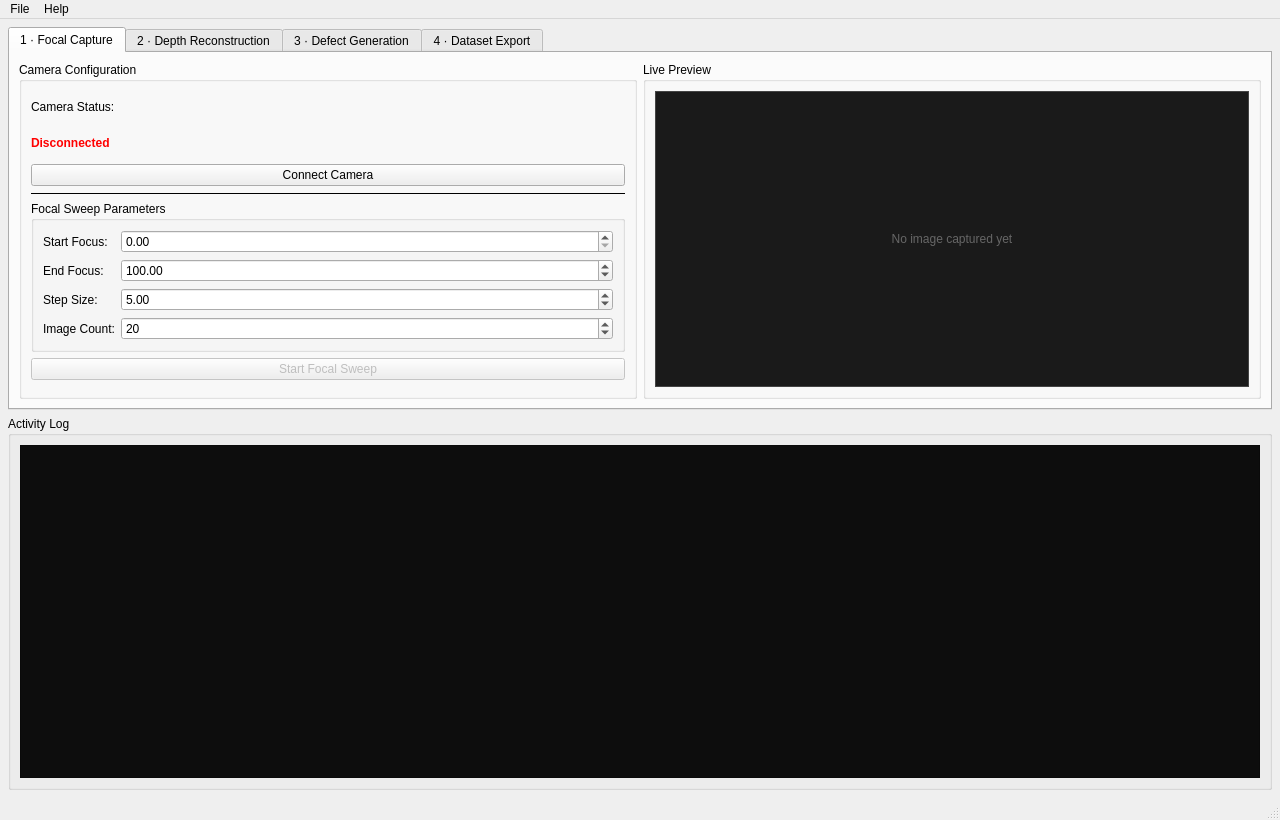
The window that src/ui/MainWindow.ui (lyujiebrandon/SyntheticDefectGenerator) describes before a commit, drawn with Qt 5.
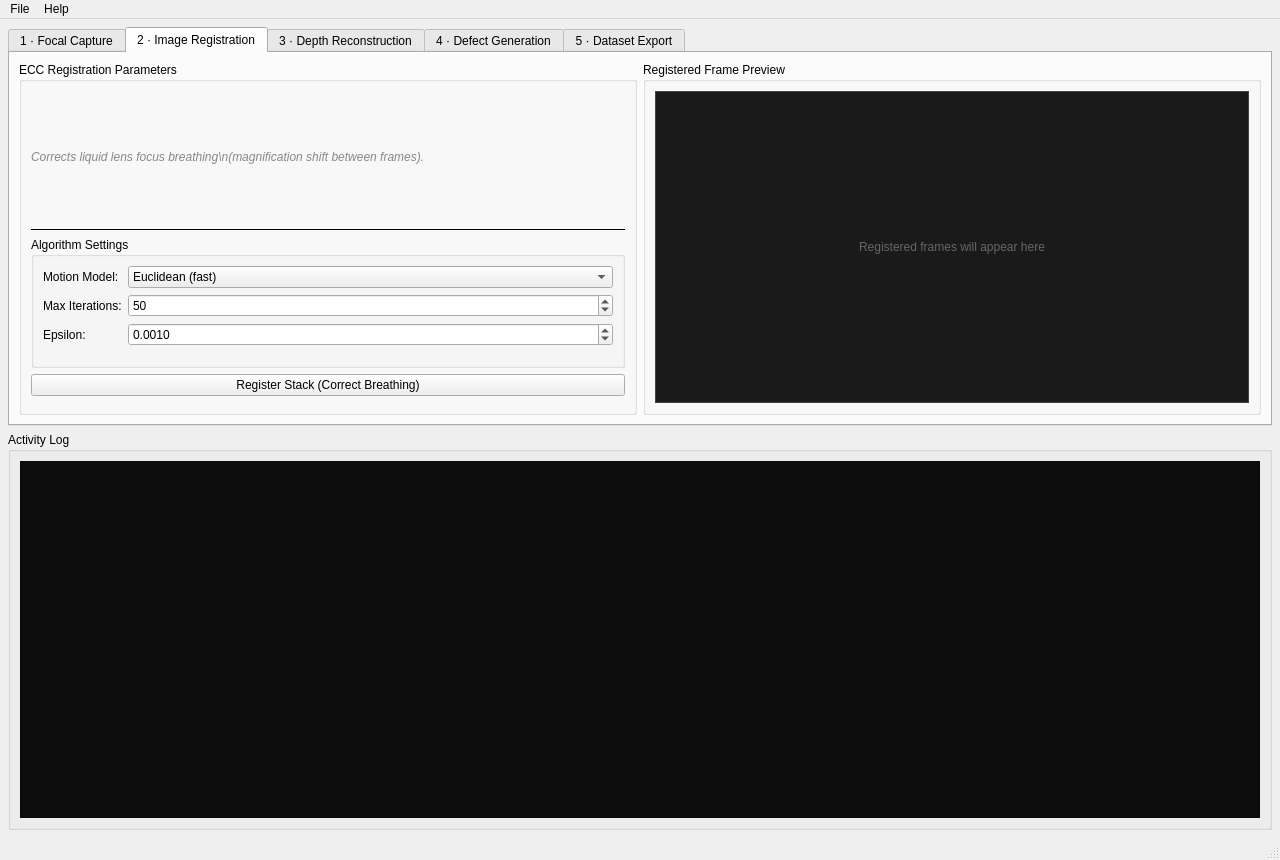
The same window after the commit. The open tabs and pages were chosen to show the change.

Commit message: base setup with mock camera and lens

The edit to the form file:
```diff
--- a/src/ui/MainWindow.ui
+++ b/src/ui/MainWindow.ui
@@ -2,12 +2,8 @@
 <ui version="4.0">
  <class>MainWindow</class>
  <widget class="QMainWindow" name="MainWindow">
-  <property name="geometry">
-   <rect><x>0</x><y>0</y><width>1280</width><height>820</height></rect>
-  </property>
-  <property name="windowTitle">
-   <string>Synthetic Defect Generator — JM Vistec System</string>
-  </property>
+  <property name="geometry"><rect><x>0</x><y>0</y><width>1280</width><height>860</height></rect></property>
+  <property name="windowTitle"><string>Synthetic Defect Generator — JM Vistec System</string></property>
   <widget class="QWidget" name="centralWidget">
    <layout class="QVBoxLayout" name="mainLayout" stretch="0">
     <property name="margin"><number>8</number></property>
@@ -22,8 +18,8 @@
         <!-- LEFT: config panel -->
         <item>
          <widget class="QGroupBox" name="grpCamera">
-          <property name="title"><string>Camera Configuration</string></property>
-          <property name="maximumWidth"><number>360</number></property>
+          <property name="title"><string>Camera &amp; Lens Configuration</string></property>
+          <property name="maximumWidth"><number>380</number></property>
           <layout class="QVBoxLayout">
            <item>
             <widget class="QLabel"><property name="text"><string>Camera Status:</string></property></widget>
@@ -36,40 +32,34 @@
            </item>
            <item>
             <widget class="QPushButton" name="btnConnectCamera">
-             <property name="text"><string>Connect Camera</string></property>
+             <property name="text"><string>Connect Camera &amp; Lens</string></property>
             </widget>
            </item>
            <item><widget class="QFrame"><property name="frameShape"><enum>QFrame::HLine</enum></property></widget></item>
            <item>
-            <widget class="QGroupBox" name="grpSweep">
-             <property name="title"><string>Focal Sweep Parameters</string></property>
+            <widget class="QGroupBox">
+             <property name="title"><string>Liquid Lens Focal Sweep</string></property>
              <layout class="QFormLayout">
-              <item row="0" column="0"><widget class="QLabel"><property name="text"><string>Start Focus:</string></property></widget></item>
+              <item row="0" column="0"><widget class="QLabel"><property name="text"><string>Start (Dioptre):</string></property></widget></item>
               <item row="0" column="1">
-               <widget class="QDoubleSpinBox" name="spinFocusStart">
-                <property name="minimum"><double>0.0</double></property>
-                <property name="maximum"><double>1000.0</double></property>
-                <property name="value"><double>0.0</double></property>
+               <widget class="QDoubleSpinBox" name="spinDioptreStart">
+                <property name="minimum"><double>-5.0</double></property>
+                <property name="maximum"><double>5.0</double></property>
+                <property name="singleStep"><double>0.1</double></property>
+                <property name="value"><double>-2.0</double></property>
                </widget>
               </item>
-              <item row="1" column="0"><widget class="QLabel"><property name="text"><string>End Focus:</string></property></widget></item>
+              <item row="1" column="0"><widget class="QLabel"><property name="text"><string>End (Dioptre):</string></property></widget></item>
               <item row="1" column="1">
-               <widget class="QDoubleSpinBox" name="spinFocusEnd">
-                <property name="minimum"><double>0.0</double></property>
-                <property name="maximum"><double>1000.0</double></property>
-                <property name="value"><double>100.0</double></property>
+               <widget class="QDoubleSpinBox" name="spinDioptreEnd">
+                <property name="minimum"><double>-5.0</double></property>
+                <property name="maximum"><double>5.0</double></property>
+                <property name="singleStep"><double>0.1</double></property>
+                <property name="value"><double>2.0</double></property>
                </widget>
               </item>
-              <item row="2" column="0"><widget class="QLabel"><property name="text"><string>Step Size:</string></property></widget></item>
+              <item row="2" column="0"><widget class="QLabel"><property name="text"><string>Image Count:</string></property></widget></item>
               <item row="2" column="1">
-               <widget class="QDoubleSpinBox" name="spinFocusStep">
-                <property name="minimum"><double>0.1</double></property>
-                <property name="maximum"><double>50.0</double></property>
-                <property name="value"><double>5.0</double></property>
-               </widget>
-              </item>
-              <item row="3" column="0"><widget class="QLabel"><property name="text"><string>Image Count:</string></property></widget></item>
-              <item row="3" column="1">
                <widget class="QSpinBox" name="spinImageCount">
                 <property name="minimum"><number>3</number></property>
                 <property name="maximum"><number>200</number></property>
@@ -92,7 +82,7 @@
         <!-- RIGHT: image preview -->
         <item>
          <widget class="QGroupBox" name="grpCapturePreview">
-          <property name="title"><string>Live Preview</string></property>
+          <property name="title"><string>Live Preview (middle frame)</string></property>
           <layout class="QVBoxLayout">
            <item>
             <widget class="QLabel" name="lblCapturePreview">
@@ -107,9 +97,84 @@
        </layout>
       </widget>
 
-      <!-- ═══════════════════════════════════════════════════════ TAB 2 -->
+      <!-- ══════════════════════════════════════ TAB 2: Image Registration -->
+      <widget class="QWidget" name="tabRegistration">
+       <attribute name="title"><string>2 · Image Registration</string></attribute>
+       <layout class="QHBoxLayout">
+        <item>
+         <widget class="QGroupBox" name="grpRegConfig">
+          <property name="title"><string>ECC Registration Parameters</string></property>
+          <property name="maximumWidth"><number>380</number></property>
+          <layout class="QVBoxLayout">
+           <item>
+            <widget class="QLabel">
+             <property name="text"><string>Corrects liquid lens focus breathing\n(magnification shift between frames).</string></property>
+             <property name="wordWrap"><bool>true</bool></property>
+             <property name="styleSheet"><string>color: #888; font-style: italic;</string></property>
+            </widget>
+           </item>
+           <item><widget class="QFrame"><property name="frameShape"><enum>QFrame::HLine</enum></property></widget></item>
+           <item>
+            <widget class="QGroupBox">
+             <property name="title"><string>Algorithm Settings</string></property>
+             <layout class="QFormLayout">
+              <item row="0" column="0"><widget class="QLabel"><property name="text"><string>Motion Model:</string></property></widget></item>
+              <item row="0" column="1">
+               <widget class="QComboBox" name="comboMotionModel">
+                <item><property name="text"><string>Euclidean (fast)</string></property></item>
+                <item><property name="text"><string>Affine (handles scale)</string></property></item>
+               </widget>
+              </item>
+              <item row="1" column="0"><widget class="QLabel"><property name="text"><string>Max Iterations:</string></property></widget></item>
+              <item row="1" column="1">
+               <widget class="QSpinBox" name="spinEccIterations">
+                <property name="minimum"><number>10</number></property>
+                <property name="maximum"><number>200</number></property>
+                <property name="value"><number>50</number></property>
+               </widget>
+              </item>
+              <item row="2" column="0"><widget class="QLabel"><property name="text"><string>Epsilon:</string></property></widget></item>
+              <item row="2" column="1">
+               <widget class="QDoubleSpinBox" name="spinEccEpsilon">
+                <property name="minimum"><double>0.0001</double></property>
+                <property name="maximum"><double>0.1</double></property>
+                <property name="singleStep"><double>0.001</double></property>
+                <property name="decimals"><number>4</number></property>
+                <property name="value"><double>0.001</double></property>
+               </widget>
+              </item>
+             </layout>
+            </widget>
+           </item>
+           <item>
+            <widget class="QPushButton" name="btnRegisterStack">
+             <property name="text"><string>Register Stack (Correct Breathing)</string></property>
+            </widget>
+           </item>
+           <item><spacer><property name="orientation"><enum>Qt::Vertical</enum></property></spacer></item>
+          </layout>
+         </widget>
+        </item>
+        <item>
+         <widget class="QGroupBox" name="grpRegistrationPreview">
+          <property name="title"><string>Registered Frame Preview</string></property>
+          <layout class="QVBoxLayout">
+           <item>
+            <widget class="QLabel" name="lblRegistrationPreview">
+             <property name="text"><string>Registered frames will appear here</string></property>
+             <property name="alignment"><set>Qt::AlignCenter</set></property>
+             <property name="styleSheet"><string>background: #1a1a1a; color: #666; border: 1px solid #444;</string></property>
+            </widget>
+           </item>
+          </layout>
+         </widget>
+        </item>
+       </layout>
+      </widget>
+
+      <!-- ══════════════════════════════════════ TAB 3: Depth Reconstruction -->
       <widget class="QWidget" name="tabDepth">
-       <attribute name="title"><string>2 · Depth Reconstruction</string></attribute>
+       <attribute name="title"><string>3 · Depth Reconstruction</string></attribute>
        <layout class="QHBoxLayout">
         <item>
          <widget class="QGroupBox" name="grpDepthConfig">
@@ -168,7 +233,7 @@
 
       <!-- ═══════════════════════════════════════════════════════ TAB 3 -->
       <widget class="QWidget" name="tabDefects">
-       <attribute name="title"><string>3 · Defect Generation</string></attribute>
+       <attribute name="title"><string>4 · Defect Generation</string></attribute>
        <layout class="QHBoxLayout">
         <item>
          <widget class="QGroupBox" name="grpDefectConfig">
@@ -248,7 +313,7 @@
 
       <!-- ═══════════════════════════════════════════════════════ TAB 4 -->
       <widget class="QWidget" name="tabExport">
-       <attribute name="title"><string>4 · Dataset Export</string></attribute>
+       <attribute name="title"><string>5 · Dataset Export</string></attribute>
        <layout class="QVBoxLayout">
         <item>
          <widget class="QGroupBox" name="grpExportConfig">
```
Left out of the diff: 37 changed lines with no effect on the pictures. The commit also changes 15 other files.
